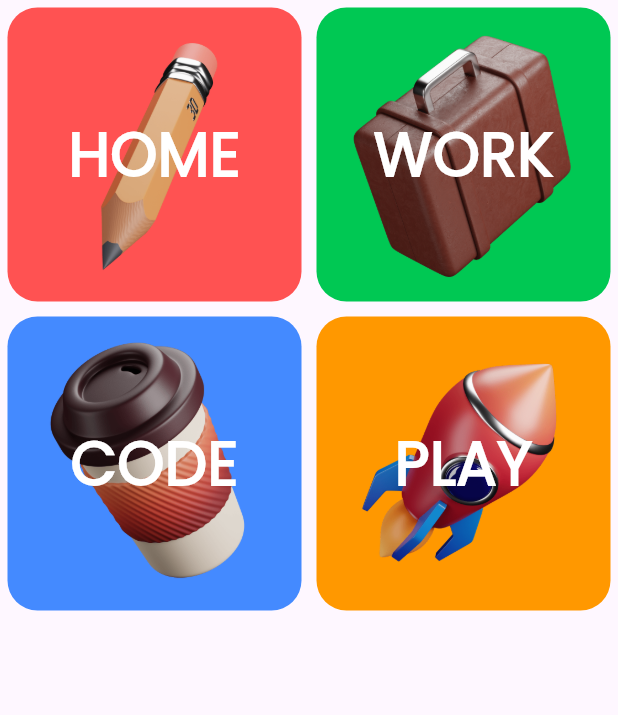
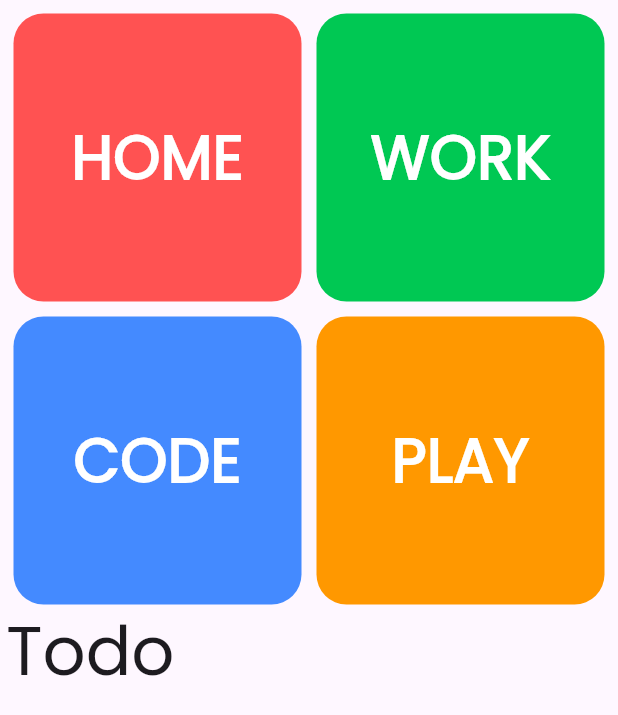
Before and after one commit to ak19992017/Aloha, a Flutter app: the FoldersScreen screen opened directly, on a phone screen of 412 x 824 dp. Shown: the top 715 px of the screen. Run offline on Flutter 3.47's test engine with Material 3 defaults, Android fonts, the light colour scheme and no system bars; our stand-ins replace flutter_lucide, google_sign_in, supabase_flutter; missing offline and left inert: flutter_quill; accounts and stored records are empty.

```diff
--- a/lib/auth/signin.dart
+++ b/lib/auth/signin.dart
@@ -167,7 +167,7 @@ class _SignInScreenState extends State<SignInScreen> {
                       ],
                     ),
                   ),
-                  FilledButton(
+                  IconButton(
                     onPressed: () async {
                       if (!kIsWeb && (Platform.isAndroid || Platform.isIOS)) {
                         return _nativeGoogleSignIn();
@@ -178,7 +178,7 @@ class _SignInScreenState extends State<SignInScreen> {
                             kIsWeb ? null : 'io.supabase.flutter://callback',
                       );
                     },
-                    child: Text('Sign In with Google'),
+                    icon: Image.asset('./assets/google.png', width: 50),
                   ),
                   FilledButton(
                       onPressed: () {
--- a/lib/social/social.dart
+++ b/lib/social/social.dart
@@ -20,8 +20,7 @@ class _SocialState extends State<Social> {
           spacing: 5.0,
           children: List<Widget>.generate(
             3,
-            (int index) {
-              return ChoiceChip.elevated(
+            (int index) => ChoiceChip.elevated(
               label: Text(chipList[index]),
               selected: _value == index,
               onSelected: (bool selected) {
@@ -29,8 +28,7 @@ class _SocialState extends State<Social> {
                   _value = selected ? index : null;
                 });
               },
-              );
-            },
+            ),
           ).toList(),
         ),
         Center(child: const Text('Social')),
--- a/lib/tasks/add.dart
+++ b/lib/tasks/add.dart
@@ -39,12 +39,12 @@ class _AddFoldersScreenState extends State<AddFoldersScreen> {
                     crossAxisAlignment: CrossAxisAlignment.start,
                     children: [
                       const SizedBox(height: 24.0),
-                      const Text('Task',
+                      const Text('Title',
                           style: TextStyle(fontWeight: FontWeight.bold)),
                       const SizedBox(height: 8.0),
                       TextFormField(
                         decoration: const InputDecoration(
-                          hintText: 'Enter task here',
+                          hintText: 'Enter title here',
                           border: OutlineInputBorder(
                             borderRadius: BorderRadius.all(
                               Radius.circular(12),
--- a/lib/tasks/details.dart
+++ b/lib/tasks/details.dart
@@ -124,10 +124,6 @@ class _DetailsScreenState extends State<DetailsScreen> {
                     icon: Icon(LucideIcons.mic),
                     onPressed: () {},
                     label: Text('Audio')),
-                FilledButton.tonalIcon(
-                    icon: Icon(LucideIcons.map_pin),
-                    onPressed: () {},
-                    label: Text('Location')),
               ],
             ),
           ),
--- a/lib/tasks/folders.dart
+++ b/lib/tasks/folders.dart
@@ -11,10 +11,14 @@ class FoldersScreen extends StatefulWidget {
 
 class _FoldersScreenState extends State<FoldersScreen> {
   DateTime timeBackPressed = DateTime.now();
+  int? _value = 0;
+  List<String> chipList = ['Feed', 'News', 'Jobs'];
   @override
   Widget build(BuildContext context) {
     return Scaffold(
-      body: CustomScrollView(
+      body: Padding(
+        padding: const EdgeInsets.all(4.0),
+        child: CustomScrollView(
           slivers: [
             SliverGrid(
               gridDelegate: const SliverGridDelegateWithFixedCrossAxisCount(
@@ -34,12 +38,13 @@ class _FoldersScreenState extends State<FoldersScreen> {
                       margin: const EdgeInsets.all(5),
                       decoration: BoxDecoration(
                         color: giveCategoryGetColor(folderList[index]),
-                      borderRadius: const BorderRadius.all(Radius.circular(20)),
+                        borderRadius:
+                            const BorderRadius.all(Radius.circular(20)),
                       ),
                       child: Stack(
                         alignment: Alignment.center,
                         children: [
-                        Image.asset('assets/${imageList[index]}'),
+                          // Image.asset('assets/${imageList[index]}'),
                           FittedBox(
                             child: Text(
                               folderList[index].toUpperCase(),
@@ -58,7 +63,12 @@ class _FoldersScreenState extends State<FoldersScreen> {
                 childCount: folderList.length,
               ),
             ),
+            SliverToBoxAdapter(
+              child: Text('Todo',
+                  style: Theme.of(context).textTheme.displayMedium),
+            ),
           ],
+        ),
       ),
     );
   }
```
Also changed, not shown: lib/home.dart (+51 -13 lines), pubspec.yaml (+2 -6 lines), assets/google.png (added), pubspec.lock. Lines whose indentation alone changed are shown as unchanged.
